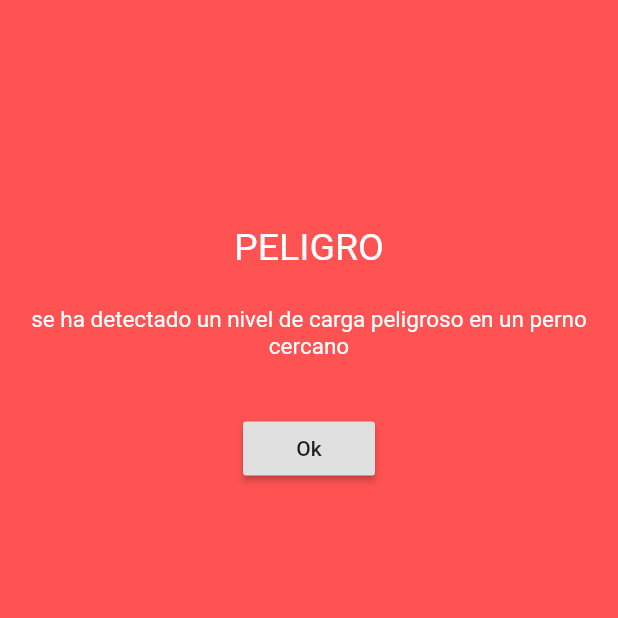
After one commit to Pefeerre/boltview, a Flutter app: the AlarmScreen screen opened by its route, on a phone screen of 412 x 824 dp, the top half of it. The commit adds this screen. Run offline on Flutter 3.47's test engine with Material 2 defaults, Android fonts, the phone set to English and light mode, and no system bars; our stand-ins replace cloud_firestore, firebase_core, flutter_blue, flutter_local_notifications; missing offline and left inert: flutter_blue_beacon; accounts and stored records are empty.

Commit message:
Flutter notif version
Co-authored-by: Diego Aguilar Dañobeitía <diaguilar@alumnos.uai.cl>
Co-authored-by: Víctor Valero De Diego <vvalero@alumnos.uai.cl>
Co-authored-by: Nicolás Mellis Gómez <nmellis@alumnos.uai.cl>

```diff
--- /dev/null
+++ b/lib/feedback_screens/alarmScreen.dart
@@ -0,0 +1,64 @@
+import 'package:flutter/material.dart';
+import 'package:flutter_local_notifications/flutter_local_notifications.dart';
+import '../main.dart';
+
+class AlarmScreen extends StatelessWidget {
+  @override
+  Widget build(BuildContext context) {
+    dangerAlarmNotification();
+    return Scaffold(
+        backgroundColor: Colors.redAccent,
+        body: Column(
+          children: [
+            SizedBox(
+              height: 150.0,
+            ),
+            Text(
+              'PELIGRO',
+              style: TextStyle(color: Colors.white, fontSize: 25.0),
+            ),
+            SizedBox(
+              height: 10.0,
+            ),
+            Padding(
+              padding: const EdgeInsets.all(15.0),
+              child: Text(
+                'se ha detectado un nivel de carga peligroso en un perno cercano',
+                textAlign: TextAlign.center,
+                style: TextStyle(color: Colors.white, fontSize: 15.0),
+              ),
+            ),
+            SizedBox(
+              height: 20.0,
+            ),
+            RaisedButton(
+                child: Text('Ok'),
+                onPressed: () {
+                  Navigator.pop(context);
+                })
+          ],
+        ));
+  }
+
+  Future dangerAlarmNotification() async {
+    const androidPlatformChannelSpecifics = AndroidNotificationDetails(
+      'alarm_notif',
+      'alarm_notif',
+      'Channel 1',
+      playSound: true,
+      sound: RawResourceAndroidNotificationSound('alerta_peligro'),
+      enableVibration: true,
+      priority: Priority.max,
+      importance: Importance.max,
+    );
+    const NotificationDetails platformChannelSpecifics =
+        NotificationDetails(android: androidPlatformChannelSpecifics);
+
+    await flutterLocalNotificationsPlugin.show(
+      0,
+      'PELIGRO',
+      'Exceso de carga en un perno cercano',
+      platformChannelSpecifics,
+    );
+  }
+}
--- a/lib/uploadBolt.dart
+++ b/lib/uploadBolt.dart
@@ -3,7 +3,12 @@ import 'bolt.dart';
 
 uploadBolt(Bolt perno) async {
   CollectionReference pernos = FirebaseFirestore.instance.collection('pernos');
-  pernos.doc(perno.id).set({'id': perno.id, 'nombre': 'Perno'});
+
+  bool boltExist = await pernos.doc(perno.id).get().then((doc) => doc.exists);
+  if (!boltExist) {
+    pernos.doc(perno.id).set({'id': perno.id, 'nombre': 'Perno'});
+  }
+
   pernos
       .doc(perno.id)
       .collection('mediciones')
--- a/lib/fireBuilder.dart
+++ b/lib/widgets/fireBuilder.dart
@@ -1,10 +1,10 @@
-import 'package:bluscan/loadingScreen.dart';
+import 'package:bluscan/feedback_screens/loadingScreen.dart';
 import 'package:flutter/material.dart';
 import 'package:firebase_core/firebase_core.dart';
-import 'bolt.dart';
+import '../bolt.dart';
 import 'boltCard.dart';
-import 'errorScreen.dart';
-import 'firebaseBoltStream.dart';
+import '../feedback_screens/errorScreen.dart';
+import '../firebaseBoltStream.dart';
 
 class FirebaseBaseBolts extends StatelessWidget {
   @override
@@ -13,9 +13,11 @@ class FirebaseBaseBolts extends StatelessWidget {
         future: Firebase.initializeApp(),
         builder: (context, snapshot) {
           if (snapshot.connectionState == ConnectionState.done) {
+            addBoltsFromFirebase();
             return FirebaseStreamBuilder();
           } else {
-            return Container();
+            return Container(
+                child: Center(child: Text('inicializando base de datos..')));
           }
         });
   }
@@ -27,15 +29,17 @@ class FirebaseStreamBuilder extends StatelessWidget {
     return StreamBuilder<List<Bolt>>(
         stream: boltsFirebaseCtrl.stream,
         builder: (context, snapshot) {
-          addBoltsFromFirebase();
           if (!snapshot.hasData) {
             return Loading();
           }
           if (snapshot.hasError) {
             return ErrorScreen(snapshot.error);
           }
+
           return Column(
-            children: snapshot.data.map((perno) => BoltCard(perno)).toList(),
+            children: snapshot.data.map((perno) {
+              return FireBoltCard(perno);
+            }).toList(),
           );
         });
   }
--- a/pubspec.yaml
+++ b/pubspec.yaml
@@ -15,6 +15,7 @@ dependencies:
   flutter_blue: 0.5.0
   flutter_blue_beacon: ^0.0.2
   cupertino_icons: ^0.1.3
+  flutter_local_notifications: ^3.0.1+2
 
 dev_dependencies:
   flutter_test:
```
Also changed, not shown: lib/bolt.dart (+4 -23 lines), lib/boltCard.dart (deleted, +0 -52 lines), lib/feedback_screens/errorScreen.dart (renamed from lib/errorScreen.dart, +6 -1 lines), lib/firebaseBoltStream.dart (+23 -13 lines), lib/main.dart (+29 -22 lines), lib/mainScreen.dart (added, +25 -0 lines), lib/widgets/blueBuilder.dart (renamed from lib/blueBuilder.dart, +14 -6 lines), lib/widgets/boltCard.dart (added, +96 -0 lines), lib/feedback_screens/loadingScreen.dart (renamed from lib/loadingScreen.dart), lib/feedback_screens/noBluetoothScreen.dart (added), pubspec.lock, 6 other files.
